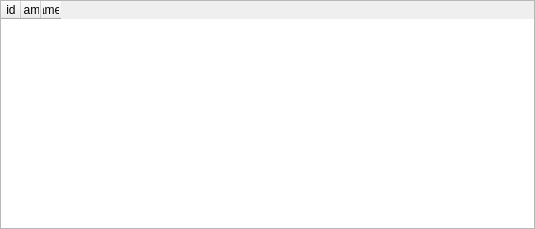
Above: ui_templates/catalog_caliber_list.ui from o-murphy/archer_ballistics_constructor before the change. Below: the same form after it.
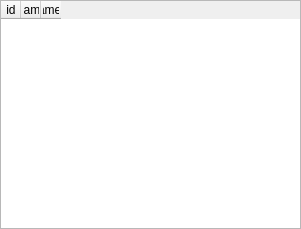
That is the form after the change.

The edit to the form file:
```diff
--- a/ui_templates/catalog_caliber_list.ui
+++ b/ui_templates/catalog_caliber_list.ui
@@ -6,7 +6,7 @@
    <rect>
     <x>0</x>
     <y>0</y>
-    <width>535</width>
+    <width>301</width>
     <height>229</height>
    </rect>
   </property>
```
